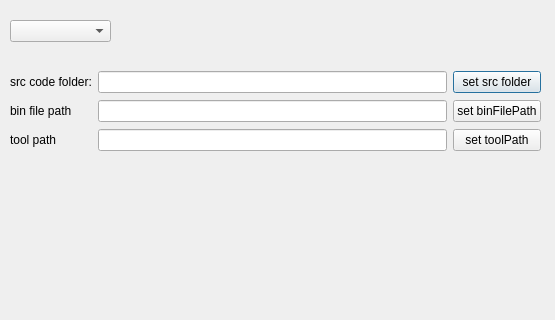
The window that qf_pc_assistant/dialog_config.ui (qingfengforum/qf_pc_assistant) describes before a commit, drawn with Qt 5; both pictures show x 0 to 555 and y 0 to 320 of the 555 by 514 pixel window.
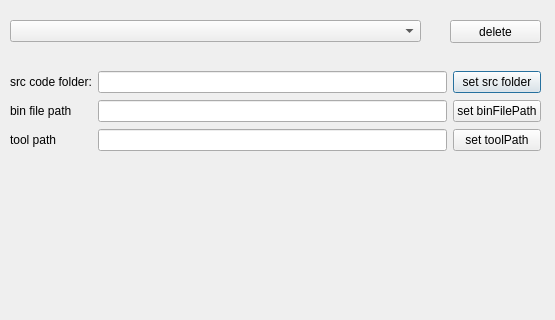
The same window after the commit.

Commit message: - add func delete prj

The edit to the form file:
```diff
--- a/qf_pc_assistant/dialog_config.ui
+++ b/qf_pc_assistant/dialog_config.ui
@@ -18,7 +18,7 @@
     <rect>
      <x>10</x>
      <y>20</y>
-     <width>101</width>
+     <width>411</width>
      <height>22</height>
     </rect>
    </property>
@@ -86,6 +86,19 @@
     </item>
    </layout>
   </widget>
+  <widget class="QPushButton" name="pushButton_config_deletePrj">
+   <property name="geometry">
+    <rect>
+     <x>450</x>
+     <y>20</y>
+     <width>91</width>
+     <height>23</height>
+    </rect>
+   </property>
+   <property name="text">
+    <string>delete</string>
+   </property>
+  </widget>
  </widget>
  <resources/>
  <connections/>
```
The commit also changes 10 other files.
